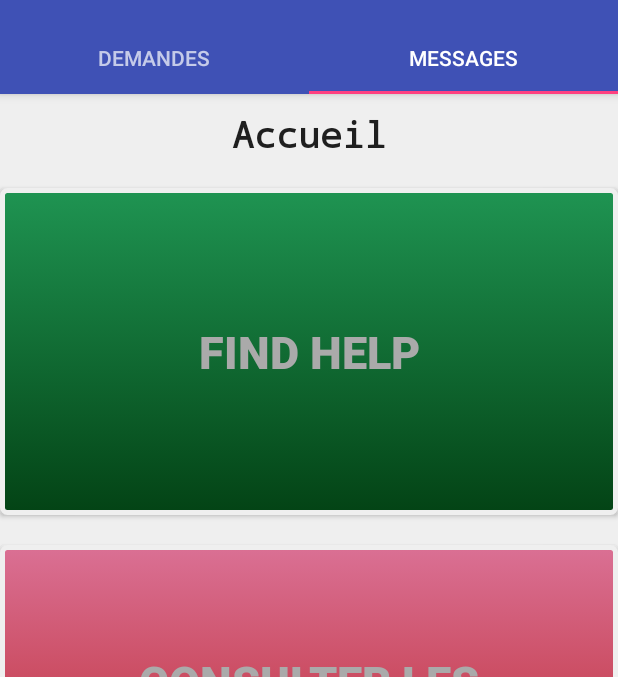
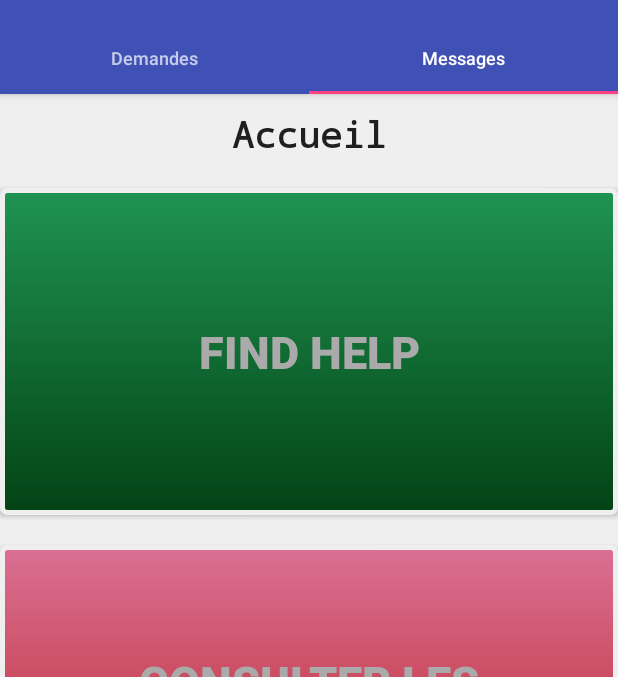
Before and after one commit to omegaxy/Handihelp, an Android app: the MainActivity screen opened directly, with no data from a screen before it, tab 2 chosen, on a phone screen of 412 x 824 dp, the part 62-739 px from its top. Run offline under Robolectric (Android 15) with nearby library versions, the phone set to English and light mode, and no system bars; our stand-ins replace Volley; libraries missing offline, so code that uses them is left out: com.crashlytics.android, io.fabric.sdk; network calls fail; 1 statement that could not run was skipped.

Commit message:
tabs style changed

```diff
--- a/prototype/maquette-android/app/src/main/res/layout/app_bar_main.xml
+++ b/prototype/maquette-android/app/src/main/res/layout/app_bar_main.xml
@@ -24,6 +24,7 @@
             android:id="@+id/mytabs"
             android:layout_width="match_parent"
             android:layout_height="wrap_content"
+            style="@style/MyCustomTabLayout"
             app:tabGravity="fill"
             app:tabMode="fixed" />
 
--- a/prototype/maquette-android/app/src/main/res/values/styles.xml
+++ b/prototype/maquette-android/app/src/main/res/values/styles.xml
@@ -24,6 +24,21 @@
         <item name="windowNoTitle">true</item>
     </style>
 
+    <style name="MyCustomTabLayout" parent="Widget.Design.TabLayout">
+        <item name="tabIndicatorColor">?attr/colorAccent</item>
+        <item name="tabIndicatorHeight">2dp</item>
+        <item name="tabPaddingStart">12dp</item>
+        <item name="tabPaddingEnd">12dp</item>
+        <item name="tabBackground">?attr/selectableItemBackground</item>
+        <item name="tabTextAppearance">@style/MyCustomTabTextAppearance</item>
+        <item name="tabSelectedTextColor">?android:textColorPrimary</item>
+    </style>
+    <style name="MyCustomTabTextAppearance" parent="TextAppearance.Design.Tab">
+        <item name="android:textSize">75px</item>
+        <item name="android:textColor">?android:textColorSecondary</item>
+        <item name="textAllCaps">false</item>
+    </style>
+
     <style name="AppTheme.AppBarOverlay" parent="ThemeOverlay.AppCompat.Dark.ActionBar" />
 
     <style name="AppTheme.PopupOverlay" parent="ThemeOverlay.AppCompat.Light" />
```
